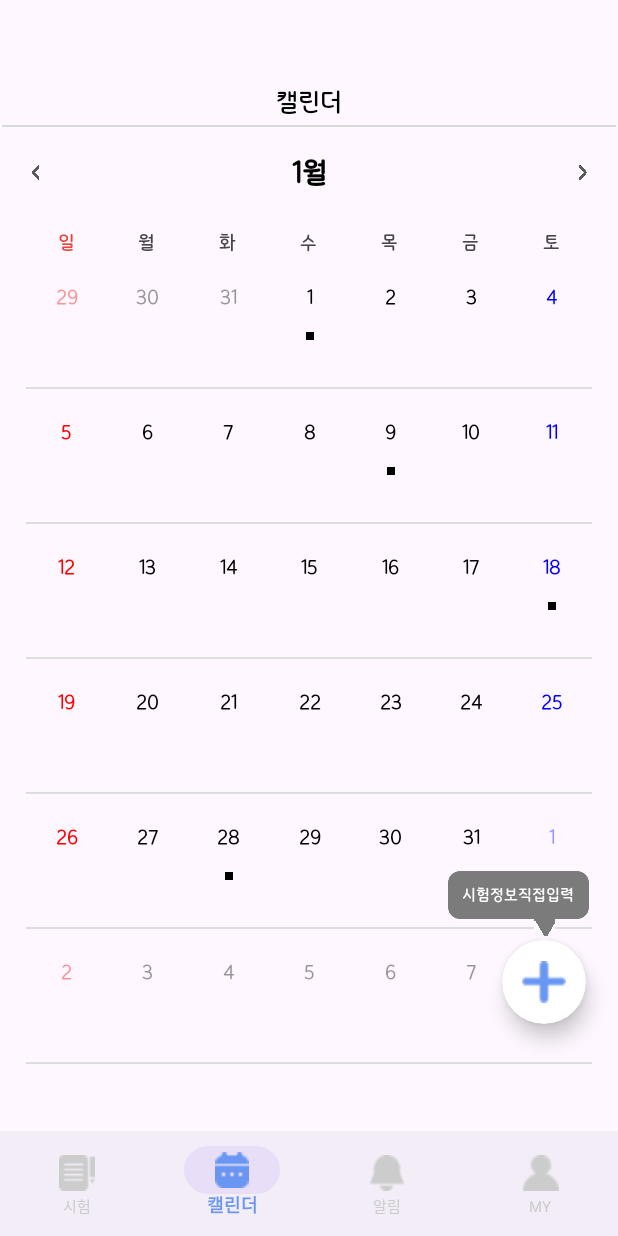
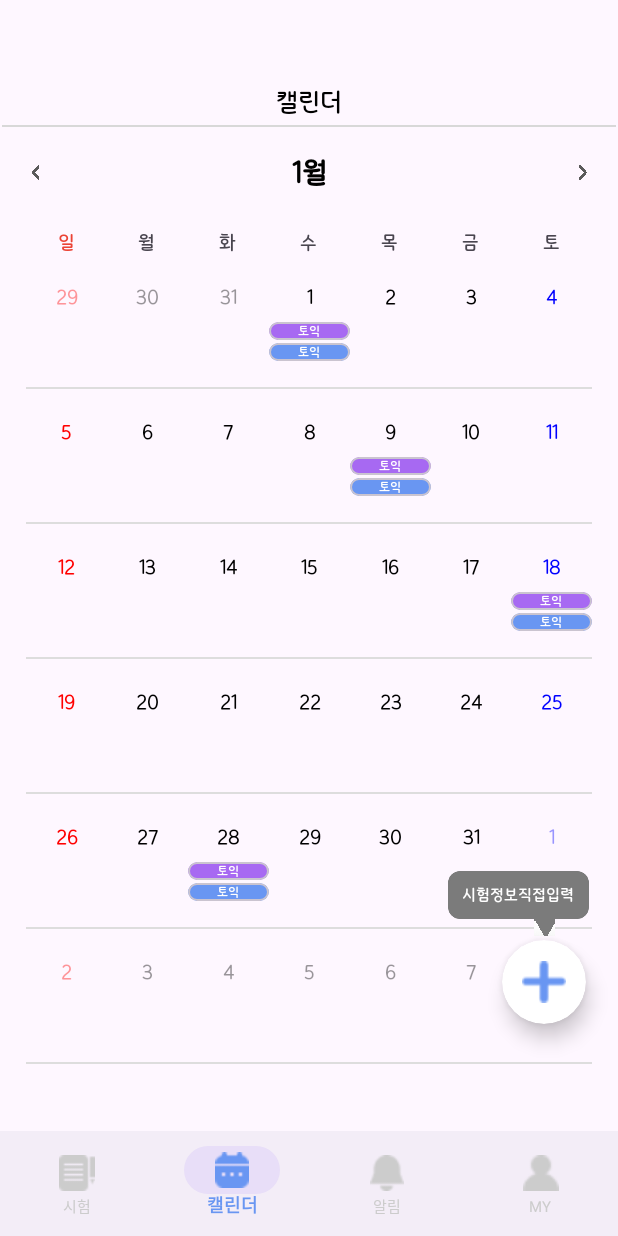
Before and after one commit to GonggakSim/Frontend, an Android app: the screen it shows after launch (MainActivity), item 2 of the bottom bar chosen, on a phone screen of 412 x 824 dp. Run offline under Robolectric (Android 15) with nearby library versions, the phone set to English and light mode, and no system bars.

Commit message:
[Feat] 캘린더 일정 띄우기 임시 ui 구현

```diff
--- a/app/src/main/java/com/example/gonggaksim_frontend/DayAdapter.kt
+++ b/app/src/main/java/com/example/gonggaksim_frontend/DayAdapter.kt
@@ -7,6 +7,7 @@ import android.view.View
 import android.view.ViewGroup
 import android.widget.ImageView
 import android.widget.TextView
+import androidx.cardview.widget.CardView
 import androidx.recyclerview.widget.RecyclerView
 import java.util.*
 
@@ -54,7 +55,8 @@ class DayAdapter(val tmpMonth:Int, val dayList:MutableList<Date>, val date: Arra
 
             if(checkDay.equals(strDay)){
                 if(strDate.equals(comDate)){
-                    holder.itemView.findViewById<ImageView>(R.id.fragment_calendar_point).visibility = View.VISIBLE
+                    holder.itemView.findViewById<CardView>(R.id.fragment_calendar_day_eventCv1).visibility = View.VISIBLE
+                    holder.itemView.findViewById<CardView>(R.id.fragment_calendar_day_eventCv2).visibility = View.VISIBLE
                 }
             }
 
--- /dev/null
+++ b/app/src/main/java/com/example/gonggaksim_frontend/DayEventAdapter.kt
@@ -0,0 +1,4 @@
+package com.example.gonggaksim_frontend
+
+class DayEventAdapter {
+}
--- a/app/src/main/res/layout/item_calendar_day.xml
+++ b/app/src/main/res/layout/item_calendar_day.xml
@@ -33,11 +33,79 @@
         app:layout_constraintTop_toBottomOf="@id/fragment_calender_dayTv"
         android:src="#000000"/>
 
+<!--    <androidx.recyclerview.widget.RecyclerView-->
+<!--        android:id="@+id/fragment_calendar_day_eventRv1"-->
+<!--        android:layout_width="match_parent"-->
+<!--        android:layout_height="12dp"-->
+<!--        app:layout_constraintTop_toBottomOf="@id/fragment_calender_dayTv"-->
+<!--        app:layout_constraintStart_toStartOf="parent"-->
+<!--        app:layout_constraintEnd_toEndOf="parent"-->
+<!--        android:layout_marginTop="3dp"/>-->
+
+<!--    <androidx.recyclerview.widget.RecyclerView-->
+<!--        android:id="@+id/fragment_calendar_day_eventRv2"-->
+<!--        android:layout_width="match_parent"-->
+<!--        android:layout_height="12dp"-->
+<!--        app:layout_constraintTop_toBottomOf="@id/fragment_calendar_day_eventRv1"-->
+<!--        app:layout_constraintStart_toStartOf="parent"-->
+<!--        app:layout_constraintEnd_toEndOf="parent"-->
+<!--        android:layout_marginTop="2dp"/>-->
+
+    <com.google.android.material.card.MaterialCardView
+        android:id="@+id/fragment_calendar_day_eventCv1"
+        android:layout_width="match_parent"
+        android:layout_height="12dp"
+        app:cardCornerRadius="10dp"
+        app:layout_constraintTop_toBottomOf="@id/fragment_calender_dayTv"
+        app:layout_constraintStart_toStartOf="parent"
+        app:layout_constraintEnd_toEndOf="parent"
+        android:layout_marginTop="3dp"
+        android:backgroundTint="#A769F2"
+        android:visibility="gone">
+
+        <TextView
+            android:id="@+id/fragment_calendar_day_eventTv1"
+            android:layout_width="wrap_content"
+            android:layout_height="wrap_content"
+            android:text="토익"
+            android:textSize="8sp"
+            android:fontFamily="@font/npsfont_regular"
+            android:textColor="#FFFFFF"
+            android:layout_gravity="center"/>
+    </com.google.android.material.card.MaterialCardView>
+
+
+    <com.google.android.material.card.MaterialCardView
+        android:id="@+id/fragment_calendar_day_eventCv2"
+        android:layout_width="match_parent"
+        android:layout_height="12dp"
+        app:cardCornerRadius="10dp"
+        app:layout_constraintTop_toBottomOf="@id/fragment_calendar_day_eventCv1"
+        app:layout_constraintStart_toStartOf="parent"
+        app:layout_constraintEnd_toEndOf="parent"
+        android:layout_marginTop="2dp"
+        android:backgroundTint="#6996F2"
+        android:visibility="gone">
+
+        <TextView
+            android:id="@+id/fragment_calendar_day_eventTv3"
+            android:layout_width="wrap_content"
+            android:layout_height="wrap_content"
+            android:text="토익"
+            android:textSize="8sp"
+            android:fontFamily="@font/npsfont_regular"
+            android:textColor="#FFFFFF"
+            android:layout_gravity="center"/>
+    </com.google.android.material.card.MaterialCardView>
+
+
+
     <ImageView
         android:layout_width="match_parent"
         android:layout_height="1dp"
         app:layout_constraintBottom_toBottomOf="parent"
-        android:src="#DDDDDD"/>
+        android:src="#DDDDDD"
+        android:visibility="visible"/>
 
 
 </androidx.constraintlayout.widget.ConstraintLayout>
```
Also changed, not shown: app/src/main/res/layout/item_calendar_day_event.xml (added, +29 -0 lines).
